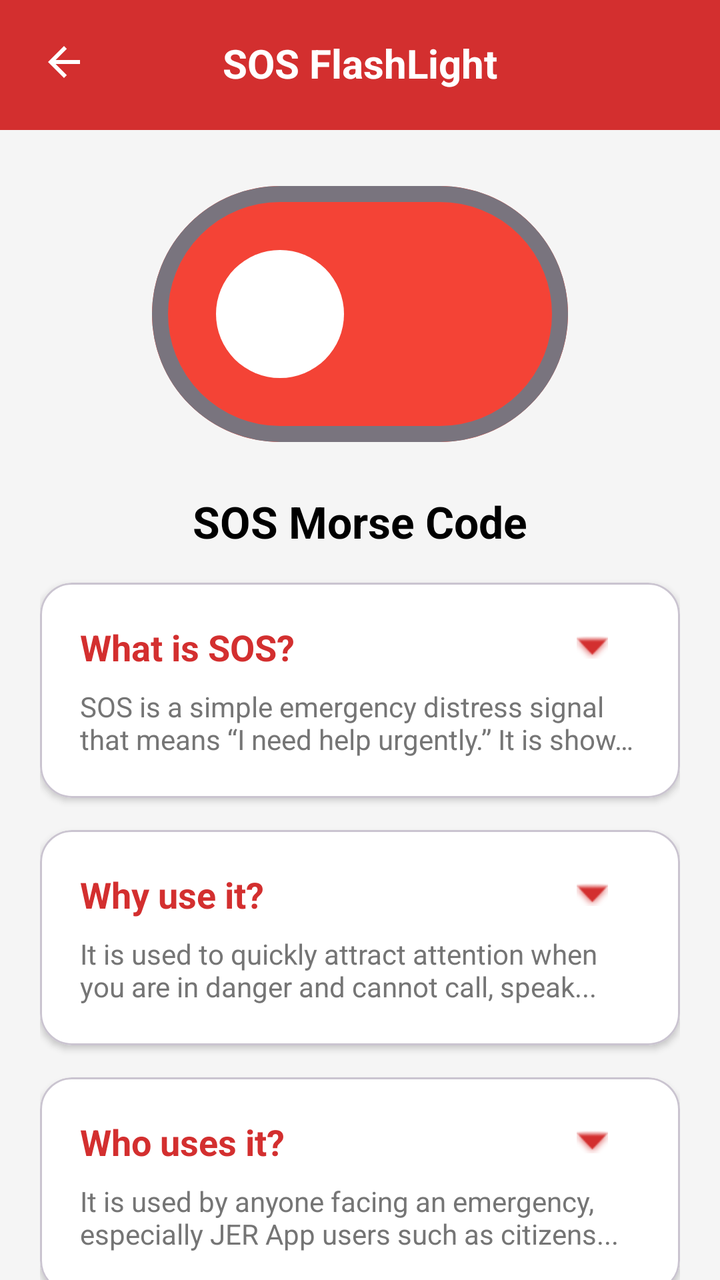
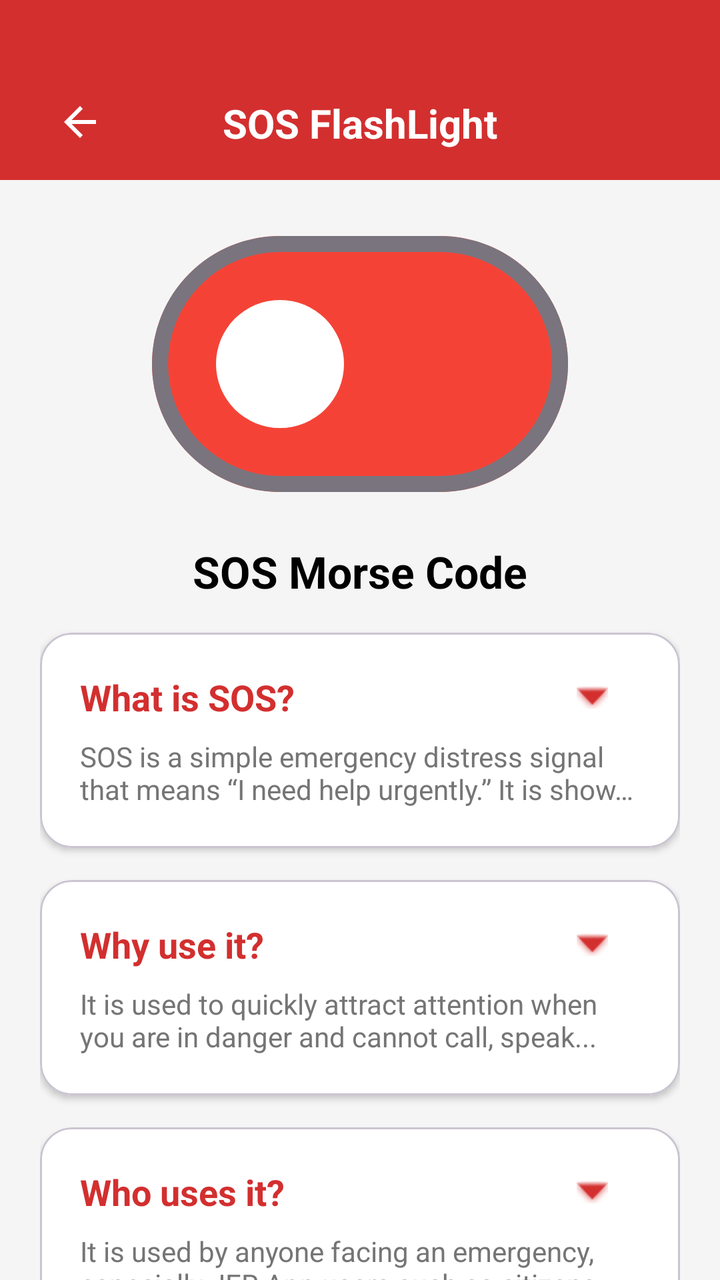

Screens rendered from an Android XML layout before and after an edit, with the pre-edit source and the edit as a unified diff.
<!-- AndroidManifest.xml: activity theme Theme.JERAPP -->
<!-- res/layout/activity_flashlight.xml -->
<?xml version="1.0" encoding="utf-8"?>
<LinearLayout xmlns:android="http://schemas.android.com/apk/res/android"
    xmlns:app="http://schemas.android.com/apk/res-auto"
    xmlns:tools="http://schemas.android.com/tools"
    android:layout_width="match_parent"
    android:layout_height="match_parent"
    android:orientation="vertical"
    android:background="#F5F5F5">

    <RelativeLayout
        android:layout_width="match_parent"
        android:layout_height="65dp"
        android:fitsSystemWindows="true"
        android:background="@color/primary">

        <ImageButton
            android:id="@+id/btnBack"
            android:layout_width="48dp"
            android:layout_height="48dp"
            android:layout_alignParentBottom="true"
            android:layout_marginBottom="10dp"
            android:layout_marginStart="8dp"
            android:background="?attr/selectableItemBackgroundBorderless"
            android:src="@drawable/ic_back"
            app:tint="@color/white"
            android:contentDescription="@string/back" />

        <TextView
            android:layout_width="wrap_content"
            android:layout_height="wrap_content"
            android:layout_centerHorizontal="true"
            android:layout_alignParentBottom="true"
            android:layout_marginBottom="20dp"
            android:text="SOS FlashLight"
            android:textColor="@color/white"
            android:textSize="20sp"
            android:textStyle="bold" />
    </RelativeLayout>

    <ScrollView
        android:layout_width="match_parent"
        android:layout_height="match_parent"
        android:fillViewport="true"
        android:scrollbars="none">

        <LinearLayout
            android:layout_width="match_parent"
            android:layout_height="wrap_content"
            android:orientation="vertical"
            android:padding="20dp"
            android:gravity="center_horizontal">

            <com.google.android.material.materialswitch.MaterialSwitch
                android:id="@+id/switchFlashlight"
                android:layout_width="wrap_content"
                android:layout_height="wrap_content"
                android:layout_marginTop="48dp"
                android:scaleX="4"
                android:scaleY="4"
                app:thumbTint="@color/white"
                app:trackTint="@color/switch_track_selector"
                android:checked="false" />

            <TextView
                android:layout_width="match_parent"
                android:layout_height="wrap_content"
                android:layout_marginTop="65dp"
                android:gravity="center_horizontal"
                android:text="SOS Morse Code"
                android:textStyle="bold"
                android:textSize="22sp"
                android:textColor="@color/black" />

            
            <com.google.android.material.card.MaterialCardView
                android:layout_width="match_parent"
                android:layout_height="wrap_content"
                android:layout_marginTop="16dp"
                app:cardCornerRadius="16dp"
                app:cardElevation="2dp"
                app:cardBackgroundColor="@color/white">

                <LinearLayout
                    android:layout_width="match_parent"
                    android:layout_height="wrap_content"
                    android:orientation="vertical"
                    android:padding="20dp">

                    <RelativeLayout
                        android:id="@+id/headerWhat"
                        android:layout_width="match_parent"
                        android:layout_height="wrap_content"
                        android:background="?attr/selectableItemBackground"
                        android:clickable="true"
                        android:focusable="true">

                        <TextView
                            android:layout_width="wrap_content"
                            android:layout_height="wrap_content"
                            android:layout_centerVertical="true"
                            android:text="What is SOS?"
                            android:textColor="@color/primary"
                            android:textSize="18sp"
                            android:textStyle="bold" />

                        <ImageButton
                            android:id="@+id/arrowWhat"
                            android:layout_width="48dp"
                            android:layout_height="24dp"
                            android:layout_alignParentEnd="true"
                            android:layout_centerVertical="true"
                            android:background="@android:color/transparent"
                            android:src="@android:drawable/arrow_down_float"
                            app:tint="@color/primary"
                            android:clickable="false"
                            android:focusable="false" />
                    </RelativeLayout>

                    <TextView
                        android:id="@+id/previewWhat"
                        android:layout_width="match_parent"
                        android:layout_height="wrap_content"
                        android:layout_marginTop="8dp"
                        android:text="SOS is a simple emergency distress signal that means “I need help urgently.” It is shown using..."
                        android:textColor="#757575"
                        android:textSize="14sp"
                        android:maxLines="2"
                        android:ellipsize="end" />

                    <LinearLayout
                        android:id="@+id/contentWhat"
                        android:layout_width="match_parent"
                        android:layout_height="wrap_content"
                        android:orientation="vertical"
                        android:visibility="gone"
                        android:layout_marginTop="12dp">

                        <TextView
                            android:layout_width="match_parent"
                            android:layout_height="wrap_content"
                            android:text="SOS is a simple emergency distress signal that means “I need help urgently.” It is shown using a flashing pattern (... --- ...) that is recognised worldwide by emergency responders and people nearby."
                            android:justificationMode="inter_word"
                            android:textColor="#424242"
                            android:textSize="15sp"
                            android:lineSpacingExtra="4dp" />
                    </LinearLayout>
                </LinearLayout>
            </com.google.android.material.card.MaterialCardView>

            
            <com.google.android.material.card.MaterialCardView
                android:layout_width="match_parent"
                android:layout_height="wrap_content"
                android:layout_marginTop="16dp"
                app:cardCornerRadius="16dp"
                app:cardElevation="2dp"
                app:cardBackgroundColor="@color/white">

                <LinearLayout
                    android:layout_width="match_parent"
                    android:layout_height="wrap_content"
                    android:orientation="vertical"
                    android:padding="20dp">

                    <RelativeLayout
                        android:id="@+id/headerWhy"
                        android:layout_width="match_parent"
                        android:layout_height="wrap_content"
                        android:background="?attr/selectableItemBackground"
                        android:clickable="true"
                        android:focusable="true">

                        <TextView
                            android:layout_width="wrap_content"
                            android:layout_height="wrap_content"
                            android:layout_alignParentStart="true"
                            android:layout_centerVertical="true"
                            android:text="Why use it?"
                            android:textColor="@color/primary"
                            android:textSize="18sp"
                            android:textStyle="bold" />

                        <ImageButton
                            android:id="@+id/arrowWhy"
                            android:layout_width="48dp"
                            android:layout_height="24dp"
                            android:layout_alignParentEnd="true"
                            android:layout_centerVertical="true"
                            android:background="@android:color/transparent"
                            android:src="@android:drawable/arrow_down_float"
                            app:tint="@color/primary"
                            android:clickable="false"
                            android:focusable="false" />
                    </RelativeLayout>

                    <TextView
                        android:id="@+id/previewWhy"
                        android:layout_width="match_parent"
                        android:layout_height="wrap_content"
                        android:layout_marginTop="8dp"
                        android:text="It is used to quickly attract attention when you are in danger and cannot call, speak..."
                        android:textColor="#757575"
                        android:textSize="14sp"
                        android:maxLines="2"
                        android:ellipsize="end" />

                    <LinearLayout
                        android:id="@+id/contentWhy"
                        android:layout_width="match_parent"
                        android:layout_height="wrap_content"
                        android:orientation="vertical"
                        android:visibility="gone"
                        android:layout_marginTop="12dp">

                        <TextView
                            android:layout_width="match_parent"
                            android:layout_height="wrap_content"
                            android:text="It is used to quickly attract attention when you are in danger and cannot call, speak, or send messages. It increases your chances of being noticed and rescued faster."
                            android:justificationMode="inter_word"
                            android:textColor="#424242"
                            android:textSize="15sp"
                            android:lineSpacingExtra="4dp" />
                    </LinearLayout>
                </LinearLayout>
            </com.google.android.material.card.MaterialCardView>

            
            <com.google.android.material.card.MaterialCardView
                android:layout_width="match_parent"
                android:layout_height="wrap_content"
                android:layout_marginTop="16dp"
                app:cardCornerRadius="16dp"
                app:cardElevation="2dp"
                app:cardBackgroundColor="@color/white">

                <LinearLayout
                    android:layout_width="match_parent"
                    android:layout_height="wrap_content"
                    android:orientation="vertical"
                    android:padding="20dp">

                    <RelativeLayout
                        android:id="@+id/headerWho"
                        android:layout_width="match_parent"
                        android:layout_height="wrap_content"
                        android:background="?attr/selectableItemBackground"
                        android:clickable="true"
                        android:focusable="true">

                        <TextView
                            android:layout_width="wrap_content"
                            android:layout_height="wrap_content"
                            android:layout_alignParentStart="true"
                            android:layout_centerVertical="true"
                            android:text="Who uses it?"
                            android:textColor="@color/primary"
                            android:textSize="18sp"
                            android:textStyle="bold" />

                        <ImageButton
                            android:id="@+id/arrowWho"
                            android:layout_width="48dp"
                            android:layout_height="24dp"
                            android:layout_alignParentEnd="true"
                            android:layout_centerVertical="true"
                            android:background="@android:color/transparent"
                            android:src="@android:drawable/arrow_down_float"
                            app:tint="@color/primary"
                            android:clickable="false"
                            android:focusable="false" />
                    </RelativeLayout>

                    <TextView
                        android:id="@+id/previewWho"
                        android:layout_width="match_parent"
                        android:layout_height="wrap_content"
                        android:layout_marginTop="8dp"
                        android:text="It is used by anyone facing an emergency, especially JER App users such as citizens..."
                        android:textColor="#757575"
                        android:textSize="14sp"
                        android:maxLines="2"
                        android:ellipsize="end" />

                    <LinearLayout
                        android:id="@+id/contentWho"
                        android:layout_width="match_parent"
                        android:layout_height="wrap_content"
                        android:orientation="vertical"
                        android:visibility="gone"
                        android:layout_marginTop="12dp">

                        <TextView
                            android:layout_width="match_parent"
                            android:layout_height="wrap_content"
                            android:text="It is used by anyone facing an emergency, especially JER App users such as citizens or tourists who need immediate help but cannot communicate directly."
                            android:justificationMode="inter_word"
                            android:textColor="#424242"
                            android:textSize="15sp"
                            android:lineSpacingExtra="4dp" />
                    </LinearLayout>
                </LinearLayout>
            </com.google.android.material.card.MaterialCardView>

            
            <com.google.android.material.card.MaterialCardView
                android:layout_width="match_parent"
                android:layout_height="wrap_content"
                android:layout_marginTop="16dp"
                app:cardCornerRadius="16dp"
                app:cardElevation="2dp"
                app:cardBackgroundColor="@color/white">

                <LinearLayout
                    android:layout_width="match_parent"
                    android:layout_height="wrap_content"
                    android:orientation="vertical"
                    android:padding="20dp">

                    <RelativeLayout
                        android:id="@+id/headerWhen"
                        android:layout_width="match_parent"
                        android:layout_height="wrap_content"
                        android:background="?attr/selectableItemBackground"
                        android:clickable="true"
                        android:focusable="true">

                        <TextView
                            android:layout_width="wrap_content"
                            android:layout_height="wrap_content"
                            android:layout_alignParentStart="true"
                            android:layout_centerVertical="true"
                            android:text="When to use it?"
                            android:textColor="@color/primary"
                            android:textSize="18sp"
                            android:textStyle="bold" />

                        <ImageButton
                            android:id="@+id/arrowWhen"
                            android:layout_width="48dp"
                            android:layout_height="24dp"
                            android:layout_alignParentEnd="true"
                            android:layout_centerVertical="true"
                            android:background="@android:color/transparent"
                            android:src="@android:drawable/arrow_down_float"
                            app:tint="@color/primary"
                            android:clickable="false"
                            android:focusable="false" />
                    </RelativeLayout>

                    <TextView
                        android:id="@+id/previewWhen"
                        android:layout_width="match_parent"
                        android:layout_height="wrap_content"
                        android:layout_marginTop="8dp"
                        android:text="It should be used during serious situations like getting lost, accidents, injuries..."
                        android:textColor="#757575"
                        android:textSize="14sp"
                        android:maxLines="2"
                        android:ellipsize="end" />

                    <LinearLayout
                        android:id="@+id/contentWhen"
                        android:layout_width="match_parent"
                        android:layout_height="wrap_content"
                        android:orientation="vertical"
                        android:visibility="gone"
                        android:layout_marginTop="12dp">

                        <TextView
                            android:layout_width="match_parent"
                            android:layout_height="wrap_content"
                            android:text="It should be used during serious situations like getting lost, accidents, injuries, being trapped, natural disasters, or when your phone has no network but you still need to signal for help."
                            android:justificationMode="inter_word"
                            android:textColor="#424242"
                            android:textSize="15sp"
                            android:lineSpacingExtra="4dp" />
                    </LinearLayout>
                </LinearLayout>
            </com.google.android.material.card.MaterialCardView>

            
            <com.google.android.material.card.MaterialCardView
                android:layout_width="match_parent"
                android:layout_height="wrap_content"
                android:layout_marginTop="16dp"
                app:cardCornerRadius="16dp"
                app:cardElevation="2dp"
                app:cardBackgroundColor="@color/white">

                <LinearLayout
                    android:layout_width="match_parent"
                    android:layout_height="wrap_content"
                    android:orientation="vertical"
                    android:padding="20dp">

                    <RelativeLayout
                        android:id="@+id/headerWhere"
                        android:layout_width="match_parent"
                        android:layout_height="wrap_content"
                        android:background="?attr/selectableItemBackground"
                        android:clickable="true"
                        android:focusable="true">

                        <TextView
                            android:layout_width="wrap_content"
                            android:layout_height="wrap_content"
                            android:layout_alignParentStart="true"
                            android:layout_centerVertical="true"
                            android:text="Where can it be used?"
                            android:textColor="@color/primary"
                            android:textSize="18sp"
                            android:textStyle="bold" />

                        <ImageButton
                            android:id="@+id/arrowWhere"
                            android:layout_width="48dp"
                            android:layout_height="24dp"
                            android:layout_alignParentEnd="true"
                            android:layout_centerVertical="true"
                            android:background="@android:color/transparent"
                            android:src="@android:drawable/arrow_down_float"
                            app:tint="@color/primary"
                            android:clickable="false"
                            android:focusable="false" />
                    </RelativeLayout>

                    <TextView
                        android:id="@+id/previewWhere"
                        android:layout_width="match_parent"
                        android:layout_height="wrap_content"
                        android:layout_marginTop="8dp"
                        android:text="Can be used anywhere, especially in low visibility places such as at night, forests..."
                        android:textColor="#757575"
                        android:textSize="14sp"
                        android:maxLines="2"
                        android:ellipsize="end" />

                    <LinearLayout
                        android:id="@+id/contentWhere"
                        android:layout_width="match_parent"
                        android:layout_height="wrap_content"
                        android:orientation="vertical"
                        android:visibility="gone"
                        android:layout_marginTop="12dp">

                        <TextView
                            android:layout_width="match_parent"
                            android:layout_height="wrap_content"
                            android:text="It can be used anywhere, especially in low visibility places such as at night, forests, roadsides, buildings during blackout, or disaster areas where calling for help is difficult."
                            android:justificationMode="inter_word"
                            android:textColor="#424242"
                            android:textSize="15sp"
                            android:lineSpacingExtra="4dp" />
                    </LinearLayout>
                </LinearLayout>
            </com.google.android.material.card.MaterialCardView>

            
            <com.google.android.material.card.MaterialCardView
                android:layout_width="match_parent"
                android:layout_height="wrap_content"
                android:layout_marginTop="16dp"
                app:cardCornerRadius="16dp"
                app:cardElevation="2dp"
                app:cardBackgroundColor="@color/white">

                <LinearLayout
                    android:layout_width="match_parent"
                    android:layout_height="wrap_content"
                    android:orientation="vertical"
                    android:padding="20dp">

                    <RelativeLayout
                        android:id="@+id/headerHow"
                        android:layout_width="match_parent"
                        android:layout_height="wrap_content"
                        android:background="?attr/selectableItemBackground"
                        android:clickable="true"
                        android:focusable="true">

                        <TextView
                            android:layout_width="wrap_content"
                            android:layout_height="wrap_content"
                            android:layout_alignParentStart="true"
                            android:layout_centerVertical="true"
                            android:text="How to use it in JER App?"
                            android:textColor="@color/primary"
                            android:textSize="18sp"
                            android:textStyle="bold" />

                        <ImageButton
                            android:id="@+id/arrowHow"
                            android:layout_width="48dp"
                            android:layout_height="24dp"
                            android:layout_alignParentEnd="true"
                            android:layout_centerVertical="true"
                            android:background="@android:color/transparent"
                            android:src="@android:drawable/arrow_down_float"
                            app:tint="@color/primary"
                            android:clickable="false"
                            android:focusable="false" />
                    </RelativeLayout>

                    <TextView
                        android:id="@+id/previewHow"
                        android:layout_width="match_parent"
                        android:layout_height="wrap_content"
                        android:layout_marginTop="8dp"
                        android:text="Open the SOS Flashlight feature in the JER App and tap Start SOS. The phone will..."
                        android:textColor="#757575"
                        android:textSize="14sp"
                        android:maxLines="2"
                        android:ellipsize="end" />

                    <LinearLayout
                        android:id="@+id/contentHow"
                        android:layout_width="match_parent"
                        android:layout_height="wrap_content"
                        android:orientation="vertical"
                        android:visibility="gone"
                        android:layout_marginTop="12dp">

                        <TextView
                            android:layout_width="match_parent"
                            android:layout_height="wrap_content"
                            android:text="Open the SOS Flashlight feature in the JER App and tap Start SOS. The phone will automatically flash the SOS pattern repeatedly using the camera light. Tap Stop SOS when you are safe or no longer need help."
                            android:justificationMode="inter_word"
                            android:textColor="#424242"
                            android:textSize="15sp"
                            android:lineSpacingExtra="4dp" />
                    </LinearLayout>
                </LinearLayout>
            </com.google.android.material.card.MaterialCardView>

        </LinearLayout>
    </ScrollView>
</LinearLayout>
<!-- resources referenced by this layout -->
<resources>
  <color name="black">#000000</color>
  <color name="primary">#D32F2F</color>
  <color name="white">#FFFFFF</color>
  <!-- drawable ic_back (drawable) -->
  <vector
      xmlns:android="http://schemas.android.com/apk/res/android"
      android:autoMirrored="true"
      android:height="24dp"
      android:tint="#FFFFFF"
      android:viewportHeight="24"
      android:viewportWidth="24"
      android:width="24dp">
        
      <path
          android:fillColor="@android:color/white"
          android:pathData="M20,11H7.83l5.59,-5.59L12,4l-8,8 8,8 1.41,-1.41L7.83,13H20v-2z"/>
      
  </vector>
  <string name="back">Back</string>
  <style name="Theme.JERAPP" parent="Theme.Material3.DayNight.NoActionBar">
          
          <item name="colorPrimary">@color/primary</item>
          <item name="android:statusBarColor">@color/primary</item>
  
          
          <item name="android:windowLightStatusBar">false</item>
  
          
          <item name="android:navigationBarColor">@color/background</item>
          <item name="android:windowLightNavigationBar">true</item>
      </style>
  <color name="background">#FFFBFF</color>
</resources>

<!-- the commit's change to res/layout/activity_flashlight.xml (unified diff, before → after) -->
@@ -7,9 +7,11 @@
     android:orientation="vertical"
     android:background="#F5F5F5">
 
+    
     <RelativeLayout
         android:layout_width="match_parent"
-        android:layout_height="65dp"
+        android:layout_height="90dp"
+        android:paddingHorizontal="8dp"
         android:fitsSystemWindows="true"
         android:background="@color/primary">
 
@@ -18,7 +20,7 @@
             android:layout_width="48dp"
             android:layout_height="48dp"
             android:layout_alignParentBottom="true"
-            android:layout_marginBottom="10dp"
+            android:layout_marginBottom="5dp"
             android:layout_marginStart="8dp"
             android:background="?attr/selectableItemBackgroundBorderless"
             android:src="@drawable/ic_back"
@@ -30,7 +32,7 @@
             android:layout_height="wrap_content"
             android:layout_centerHorizontal="true"
             android:layout_alignParentBottom="true"
-            android:layout_marginBottom="20dp"
+            android:layout_marginBottom="15dp"
             android:text="SOS FlashLight"
             android:textColor="@color/white"
             android:textSize="20sp"
